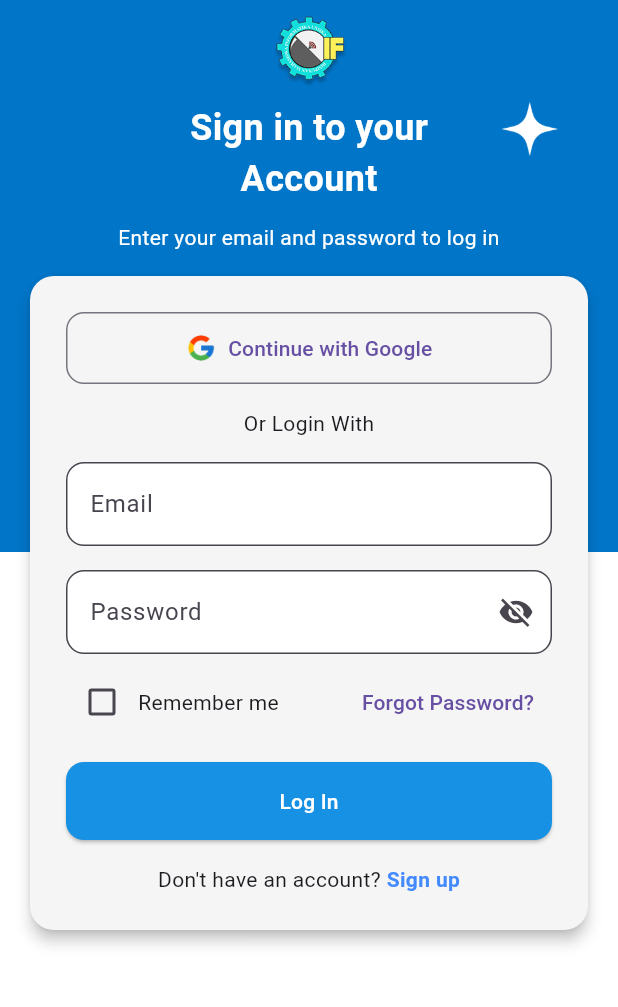
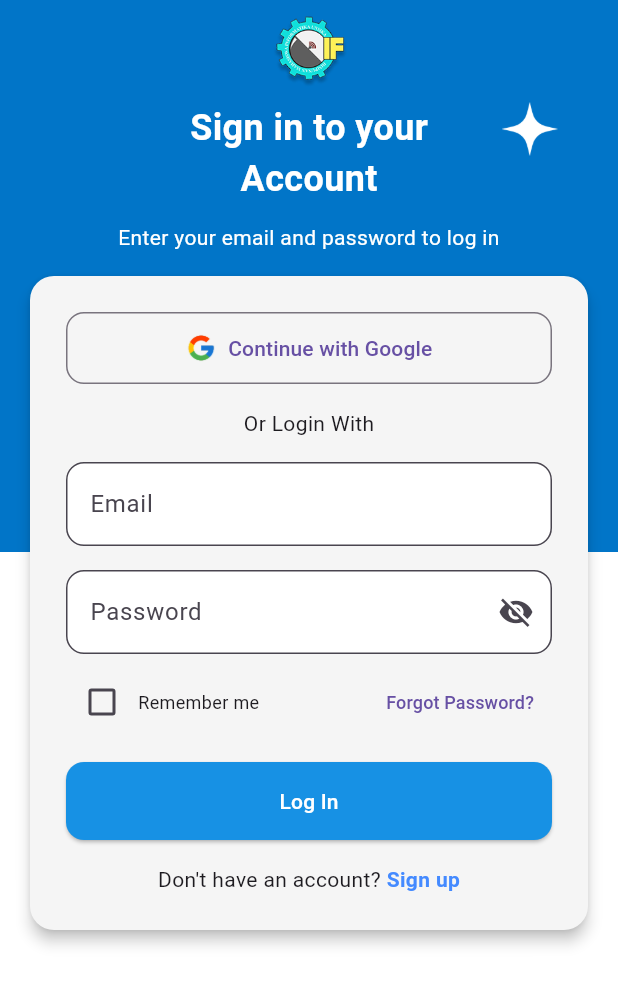
Before and after one commit to RnD-HIMTIKA/himtika-mobile-information, a Flutter app: the LoginPage screen opened directly, on a phone screen of 412 x 824 dp, the part 66-1073 px from its top. Run offline on Flutter 3.47's test engine with Material 3 defaults, Android fonts, the phone set to English and light mode, and no system bars; our stand-ins replace app_links, bloc, bloc_concurrency, equatable, firebase_core, firebase_messaging and 8 more; missing offline and left inert: app_settings; accounts and stored records are empty; network calls fail.

Commit message:
Final Feat Himtika

```diff
--- a/lib/features/auth/presentation/pages/login.dart
+++ b/lib/features/auth/presentation/pages/login.dart
@@ -199,7 +199,10 @@ class _LoginPageState extends State<LoginPage> {
                                                       });
                                                     },
                                                   ),
-                                                  const Text('Remember me'),
+                                                  const Text('Remember me',
+                                                    style:
+                                                        TextStyle(fontSize: 12),
+                                                  ),
                                                 ],
                                               ),
                                               TextButton(
@@ -209,7 +212,10 @@ class _LoginPageState extends State<LoginPage> {
                                                     MaterialPageRoute(builder: (context) => const ForgotPasswordPage()),
                                                   );
                                                 },
-                                                child: const Text('Forgot Password?'),
+                                                child: const Text('Forgot Password?',
+                                                  style:
+                                                      TextStyle(fontSize: 12),
+                                                ),
                                               ),
                                             ],
                                           ),
```
